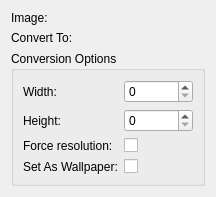
First picture: the form in ui/convertDlg.ui, repository KDE/kcm-grub2, before the edit.
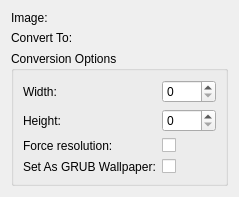
Second picture: the form after the edit. Custom widgets are drawn as their Qt base class.

The edit to the form file:
```diff
--- a/ui/convertDlg.ui
+++ b/ui/convertDlg.ui
@@ -82,7 +82,7 @@
       <item row="3" column="0">
        <widget class="QLabel" name="label_6">
         <property name="text">
-         <string comment="@option:check">Set As Wallpaper:</string>
+         <string comment="@option:check">Set As GRUB Wallpaper:</string>
         </property>
        </widget>
       </item>
```
